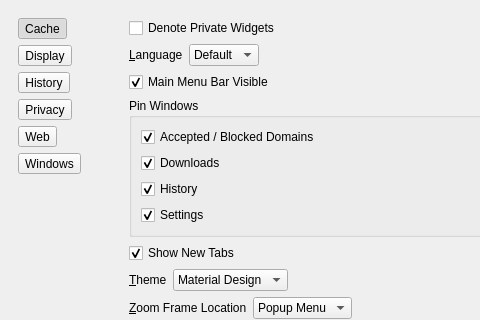
The window that 2.x/UI/dooble_settings.ui (textbrowser/dooble) describes before a commit, drawn with Qt 5; both pictures show x 0 to 480 and y 0 to 320 of the 800 by 600 pixel window.
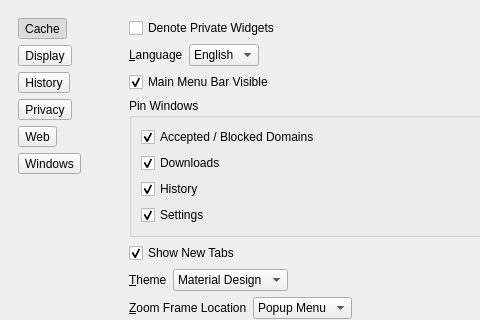
The same window after the commit. The open tabs and pages were chosen to show the change. Icons and pictures are not drawn.

What changed in the file:
```diff
--- a/2.x/UI/dooble_settings.ui
+++ b/2.x/UI/dooble_settings.ui
@@ -338,7 +338,12 @@
               </property>
               <item>
                <property name="text">
-                <string>Default</string>
+                <string>English</string>
+               </property>
+              </item>
+              <item>
+               <property name="text">
+                <string>System</string>
                </property>
               </item>
              </widget>
```
Left out of the diff: 3 changed lines with no effect on the pictures.
